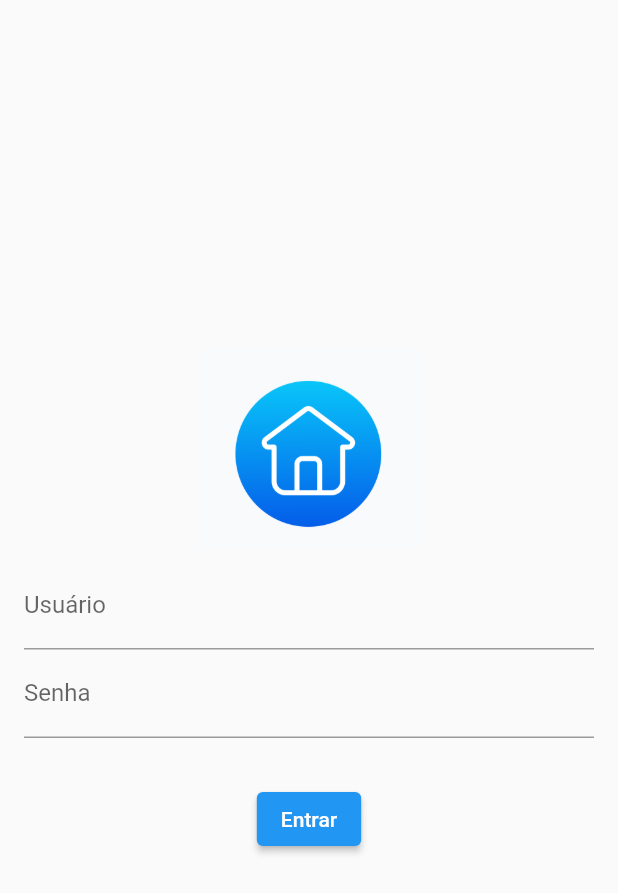
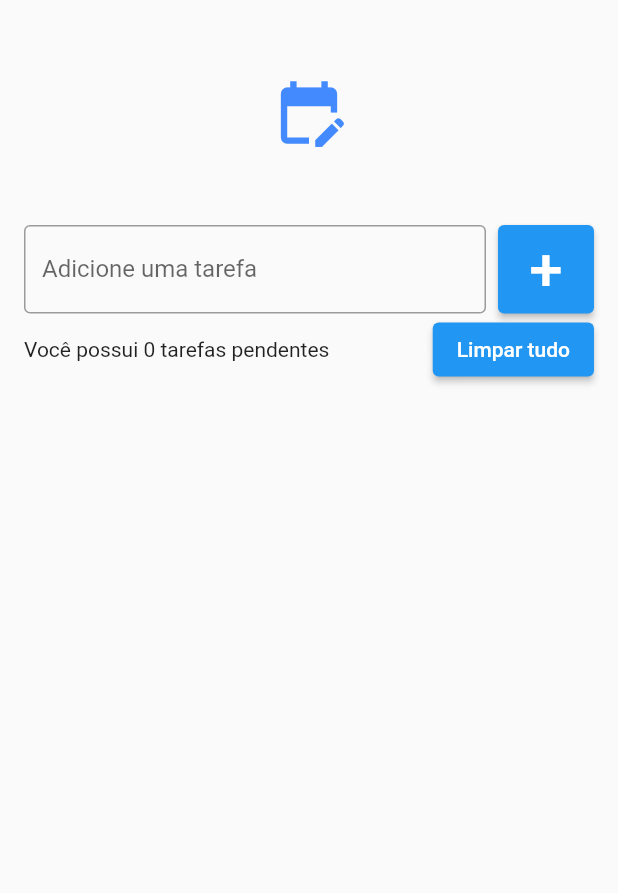
Before and after one commit to baldissin/todo_list, a Flutter app: the screen it shows after launch, on a phone screen of 412 x 824 dp. Shown: the top 893 px of the screen. Run offline on Flutter 3.47's test engine with Material 2 defaults, Android fonts, the phone set to English and light mode, and no system bars.

Commit message:
create todo_list_page

```diff
--- a/lib/main.dart
+++ b/lib/main.dart
@@ -1,5 +1,6 @@
 import 'package:flutter/material.dart';
-import 'package:todo_list/pages/login.dart';
+import 'package:todo_list/pages/login_page.dart';
+import 'package:todo_list/pages/todo_list_page.dart';
 
 void main(){
   runApp(const MyApp());
@@ -11,7 +12,7 @@ class MyApp extends StatelessWidget {
   @override
   Widget build(BuildContext context) {
     return MaterialApp(
-      home: LoginPage()
+      home: TodoListPage()
     );
   }
 }
--- /dev/null
+++ b/lib/pages/todo_list_page.dart
@@ -0,0 +1,95 @@
+import 'package:flutter/material.dart';
+
+class TodoListPage extends StatefulWidget {
+  TodoListPage({Key? key}) : super(key: key);
+
+  @override
+  State<TodoListPage> createState() => _TodoListPageState();
+}
+
+class _TodoListPageState extends State<TodoListPage> {
+  List<String> todos = [];
+
+  final TextEditingController todoController = TextEditingController();
+
+  @override
+  Widget build(BuildContext context) {
+    return Scaffold(
+      body: Center(
+        child: Padding(
+          padding: const EdgeInsets.symmetric(horizontal: 16),
+          child: Column(
+            children: [
+              Padding(
+                padding: const EdgeInsets.symmetric(vertical: 50),
+                child: Icon(
+                  Icons.edit_calendar,
+                  size: 50,
+                  color: Colors.blueAccent,
+                ),
+              ),
+              Row(
+                children: [
+                  Expanded(
+                    child: TextField(
+                      controller: todoController,
+                      decoration: InputDecoration(
+                        border: OutlineInputBorder(),
+                        labelText: 'Adicione uma tarefa',
+                      ),
+                    ),
+                  ),
+                  SizedBox(width: 8),
+                  ElevatedButton(
+                      onPressed: () {
+                        String text = todoController.text;
+                        setState(() {
+                          todos.add(text);
+                        });
+                        todoController.clear();
+                      },
+                      style: ElevatedButton.styleFrom(
+                        padding: EdgeInsets.all(6),
+                      ),
+                      child: Text(
+                        '+',
+                        style: TextStyle(fontSize: 40),
+                      )),
+                ],
+              ),
+              SizedBox(
+                width: 16,
+              ),
+              Flexible(
+                child: ListView(
+                  shrinkWrap: true,
+                  children: [
+                    for(String todo in todos)
+                      ListTile(
+                        title: Text(todo),
+                        subtitle: Text('data'),
+                      )
+                  ],
+                ),
+              ),
+              SizedBox(
+                width: 16,
+              ),
+              Row(
+                children: [
+                  Expanded(child: Text('Você possui ' + todos.length.toString() +' tarefas pendentes')),
+                  ElevatedButton(
+                      onPressed: () {},
+                      style: ElevatedButton.styleFrom(
+                        padding: EdgeInsets.symmetric(horizontal: 16),
+                      ),
+                      child: Text('Limpar tudo'))
+                ],
+              )
+            ],
+          ),
+        ),
+      ),
+    );
+  }
+}
```
Also changed, not shown: lib/pages/login_page.dart (renamed from lib/pages/login.dart).
